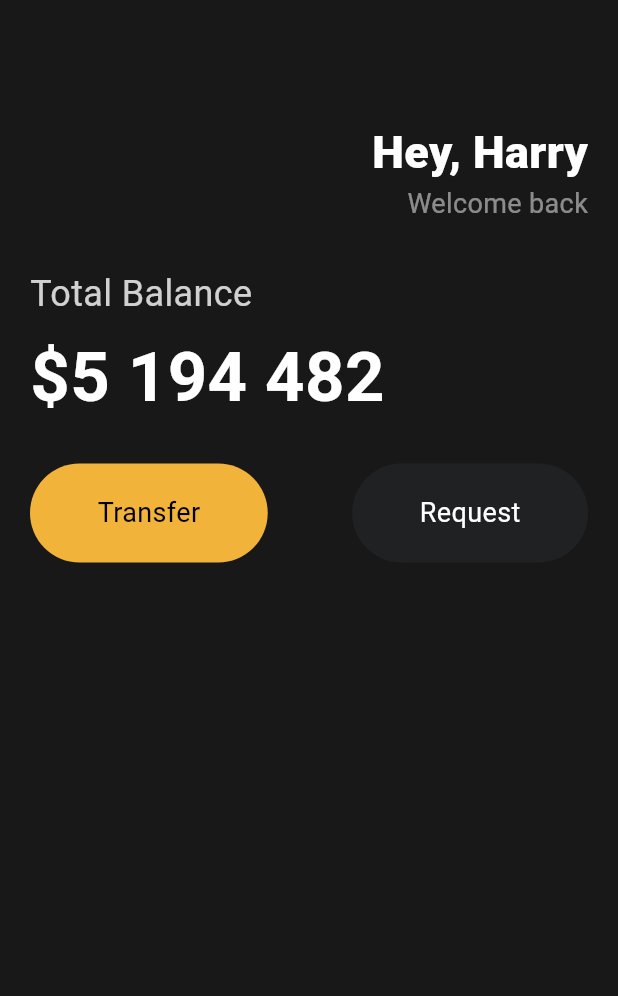
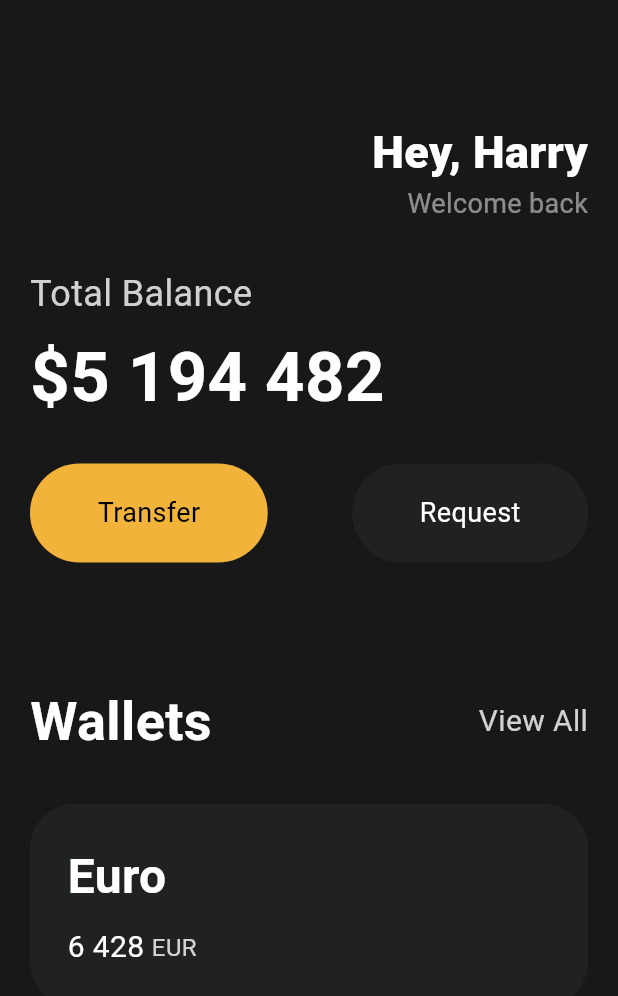
Before and after one commit to thekuhn37/flutter_UI_practice, a Flutter app: the screen it shows after launch, on a phone screen of 412 x 824 dp. Shown: the top 996 px of the screen. Run offline on Flutter 3.47's test engine with Material 3 defaults, Android fonts, the phone set to English and light mode, and no system bars.

Commit message:
3.6 Cards

```diff
--- a/lib/main.dart
+++ b/lib/main.dart
@@ -96,6 +96,80 @@
                     )
                   ],
                 ),
+                const SizedBox(
+                  height: 80,
+                ),
+                Row(
+                  mainAxisAlignment: MainAxisAlignment.spaceBetween,
+                  crossAxisAlignment: CrossAxisAlignment.center,
+                  children: [
+                    const Text(
+                      'Wallets',
+                      style: TextStyle(
+                        fontSize: 36,
+                        fontWeight: FontWeight.w600,
+                        color: Colors.white,
+                      ),
+                    ),
+                    Text(
+                      'View All',
+                      style: TextStyle(
+                        fontSize: 20,
+                        color: Colors.white.withOpacity(0.8),
+                      ),
+                    )
+                  ],
+                ),
+                const SizedBox(
+                  height: 30,
+                ),
+                Container(
+                  decoration: BoxDecoration(
+                    color: const Color.fromRGBO(31, 33, 35, 1),
+                    borderRadius: BorderRadius.circular(30),
+                  ),
+                  child: Padding(
+                    padding: const EdgeInsets.all(
+                      25,
+                    ),
+                    child: Row(
+                      children: [
+                        Column(
+                          crossAxisAlignment: CrossAxisAlignment.start,
+                          children: [
+                            const Text(
+                              'Euro',
+                              style: TextStyle(
+                                  fontSize: 32,
+                                  fontWeight: FontWeight.w600,
+                                  color: Colors.white),
+                            ),
+                            const SizedBox(height: 10),
+                            Row(
+                              mainAxisAlignment: MainAxisAlignment.spaceBetween,
+                              children: [
+                                const Text(
+                                  '6 428',
+                                  style: TextStyle(
+                                      fontSize: 20, color: Colors.white),
+                                ),
+                                const SizedBox(width: 5),
+                                Text(
+                                  'EUR',
+                                  style: TextStyle(
+                                    fontSize: 16,
+                                    color: Colors.white.withOpacity(0.8),
+                                  ),
+                                ),
+                              ],
+                            )
+                          ],
+                        ),
+                        Container(),
+                      ],
+                    ),
+                  ),
+                )
               ],
             ),
           )),
```
Also changed, not shown: lib/widgets/card.dart (added).
